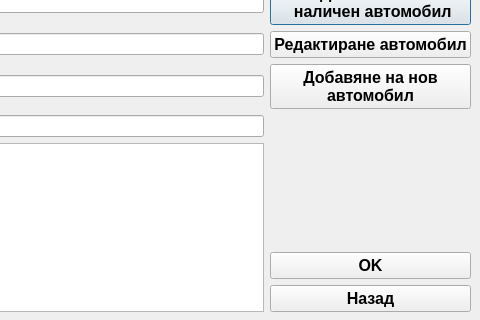
First picture: the form in newclient.ui, repository JohnnyBrawo/CarServ, before the edit; both pictures show x 320 to 800 and y 150 to 470 of the 800 by 470 pixel window.
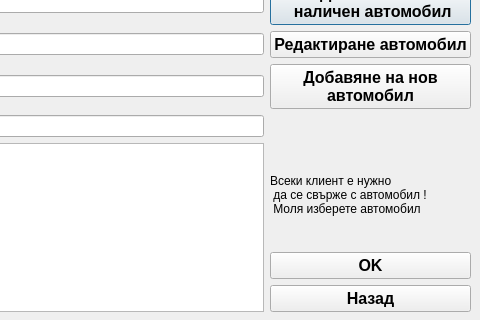
Second picture: the form after the edit.

What changed in the file:
```diff
--- a/newclient.ui
+++ b/newclient.ui
@@ -236,6 +236,15 @@
       </property>
      </widget>
     </item>
+    <item row="5" column="2">
+     <widget class="QLabel" name="L_MustAddCar">
+      <property name="text">
+       <string>Всеки клиент е нужно
+ да се свърже с автомобил !
+ Моля изберете автомобил</string>
+      </property>
+     </widget>
+    </item>
    </layout>
   </widget>
   <widget class="QComboBox" name="Combo_Clients">
```
Left out of the diff: 3 changed lines with no effect on the pictures.
